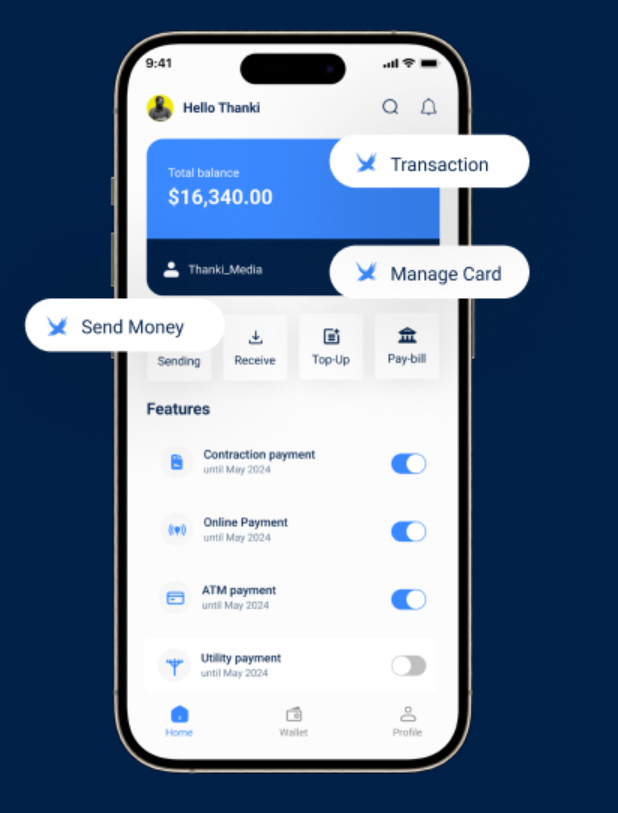
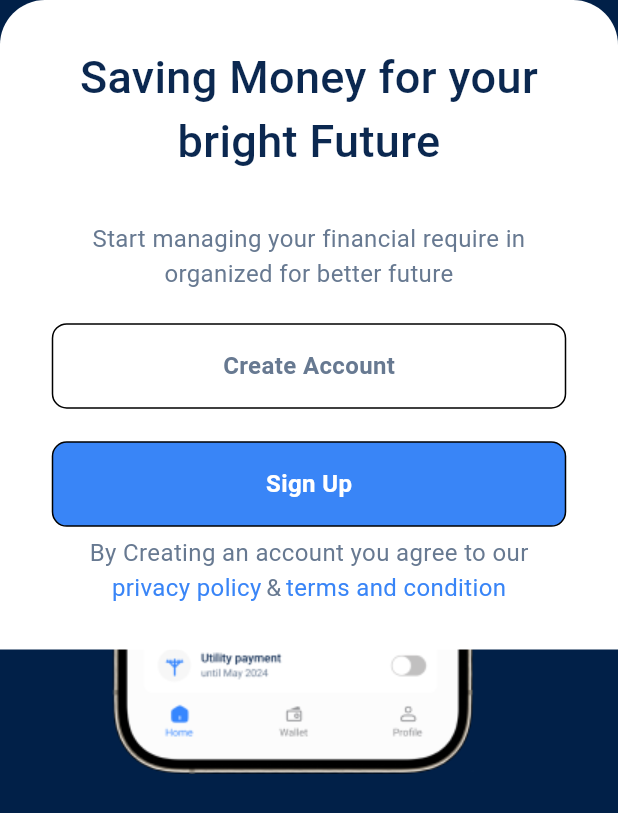
Before and after one commit to emekss/Payment_App_UI, a Flutter app: the screen it shows after launch, on a phone screen of 412 x 824 dp. Shown: the top 813 px of the screen. Run offline on Flutter 3.47's test engine with Material 3 defaults, Android fonts, the light colour scheme and no system bars; our stand-ins replace google_fonts.

Commit message:
onboard page updated

```diff
--- /dev/null
+++ b/lib/screens/onboard_screen/components/create_account_button.dart
@@ -0,0 +1,28 @@
+import 'package:flutter/material.dart';
+import 'package:google_fonts/google_fonts.dart';
+
+class CreateAccountButton extends StatelessWidget {
+  const CreateAccountButton({super.key});
+
+  @override
+  Widget build(BuildContext context) {
+    return Container(
+      height: 57,
+      width: 343,
+      decoration: BoxDecoration(
+        border: Border.all(),
+        borderRadius: BorderRadius.circular(10),
+      ),
+      child: Center(
+        child: Text(
+          'Create Account',
+          style: GoogleFonts.roboto(
+            fontSize: 16,
+            fontWeight: FontWeight.w700,
+            color: const Color.fromARGB(255, 103, 121, 145),
+          ),
+        ),
+      ),
+    );
+  }
+}
--- /dev/null
+++ b/lib/screens/onboard_screen/components/sign_up_button.dart
@@ -0,0 +1,29 @@
+import 'package:flutter/material.dart';
+import 'package:google_fonts/google_fonts.dart';
+
+class SignUpButton extends StatelessWidget {
+  const SignUpButton({super.key});
+
+  @override
+  Widget build(BuildContext context) {
+    return Container(
+      height: 57,
+      width: 343,
+      decoration: BoxDecoration(
+        border: Border.all(),
+        borderRadius: BorderRadius.circular(10),
+        color: const Color.fromARGB(255, 57, 133, 247),
+      ),
+      child: Center(
+        child: Text(
+          'Sign Up',
+          style: GoogleFonts.roboto(
+            fontSize: 16,
+            fontWeight: FontWeight.w700,
+            color: Colors.white,
+          ),
+        ),
+      ),
+    );
+  }
+}
--- /dev/null
+++ b/lib/screens/onboard_screen/components/user_login_container.dart
@@ -0,0 +1,99 @@
+import 'package:flutter/material.dart';
+import 'package:google_fonts/google_fonts.dart';
+
+import 'create_account_button.dart';
+import 'sign_up_button.dart';
+
+class UserLoginContainer extends StatelessWidget {
+  const UserLoginContainer({super.key});
+
+  @override
+  Widget build(BuildContext context) {
+    return Container(
+      height: 433,
+      width: MediaQuery.of(context).size.width,
+      decoration: const BoxDecoration(
+        borderRadius: BorderRadius.only(
+          topLeft: Radius.circular(30),
+          topRight: Radius.circular(30),
+        ),
+        color: Colors.white,
+      ),
+      child: Padding(
+        padding: const EdgeInsets.all(24.0),
+        child: Column(
+          mainAxisAlignment: MainAxisAlignment.spaceEvenly,
+          children: [
+            Text(
+              'Saving Money for your bright Future',
+              style: GoogleFonts.roboto(
+                fontSize: 30,
+                fontWeight: FontWeight.w500,
+                color: const Color.fromARGB(255, 11, 40, 80),
+              ),
+              textAlign: TextAlign.center,
+            ),
+            const SizedBox(height: 20),
+            Text(
+              'Start managing your financial require in organized for better future',
+              style: GoogleFonts.roboto(
+                fontSize: 16,
+                fontWeight: FontWeight.w400,
+                color: const Color.fromARGB(255, 103, 121, 145),
+              ),
+              textAlign: TextAlign.center,
+            ),
+            const SizedBox(height: 10),
+            const CreateAccountButton(),
+            const SizedBox(height: 10),
+            const SignUpButton(),
+            Column(
+              crossAxisAlignment: CrossAxisAlignment.center,
+              children: [
+                Text(
+                  'By Creating an account you agree to our',
+                  style: GoogleFonts.roboto(
+                    fontSize: 16,
+                    fontWeight: FontWeight.w400,
+                    color: const Color.fromARGB(255, 103, 121, 145),
+                  ),
+                ),
+                Row(
+                  mainAxisAlignment: MainAxisAlignment.center,
+                  children: [
+                    Text(
+                      'privacy policy',
+                      style: GoogleFonts.roboto(
+                        fontSize: 16,
+                        fontWeight: FontWeight.w400,
+                        color: const Color.fromARGB(255, 57, 133, 247),
+                      ),
+                    ),
+                    const SizedBox(width: 3),
+                    Text(
+                      '&',
+                      style: GoogleFonts.roboto(
+                        fontSize: 16,
+                        fontWeight: FontWeight.w400,
+                        color: const Color.fromARGB(255, 103, 121, 145),
+                      ),
+                    ),
+                    const SizedBox(width: 3),
+                    Text(
+                      'terms and condition',
+                      style: GoogleFonts.roboto(
+                        fontSize: 16,
+                        fontWeight: FontWeight.w400,
+                        color: const Color.fromARGB(255, 57, 133, 247),
+                      ),
+                    ),
+                  ],
+                )
+              ],
+            )
+          ],
+        ),
+      ),
+    );
+  }
+}
--- a/lib/screens/onboard_screen/onboard_screen.dart
+++ b/lib/screens/onboard_screen/onboard_screen.dart
@@ -1,4 +1,7 @@
+import 'package:flutter/cupertino.dart';
 import 'package:flutter/material.dart';
+import 'package:flutter/widgets.dart';
+import 'package:payment_app_ui/screens/onboard_screen/components/user_login_container.dart';
 
 class OnBoardScreen extends StatelessWidget {
   const OnBoardScreen({super.key});
@@ -8,8 +11,14 @@ class OnBoardScreen extends StatelessWidget {
     return Scaffold(
       backgroundColor: const Color.fromARGB(255, 1, 32, 72),
       body: Column(
+        mainAxisAlignment: MainAxisAlignment.spaceBetween,
         children: [
-          Image.asset('assets/images/iphone.png'),
+          Stack(
+            children: [
+              Image.asset('assets/images/iphone.png'),
+              const UserLoginContainer(),
+            ],
+          ),
         ],
       ),
     );
--- a/pubspec.yaml
+++ b/pubspec.yaml
@@ -34,6 +34,7 @@ dependencies:
   # The following adds the Cupertino Icons font to your application.
   # Use with the CupertinoIcons class for iOS style icons.
   cupertino_icons: ^1.0.6
+  google_fonts: ^6.2.1
 
 dev_dependencies:
   flutter_test:
```
Also changed, not shown: pubspec.lock, 29 other files.
